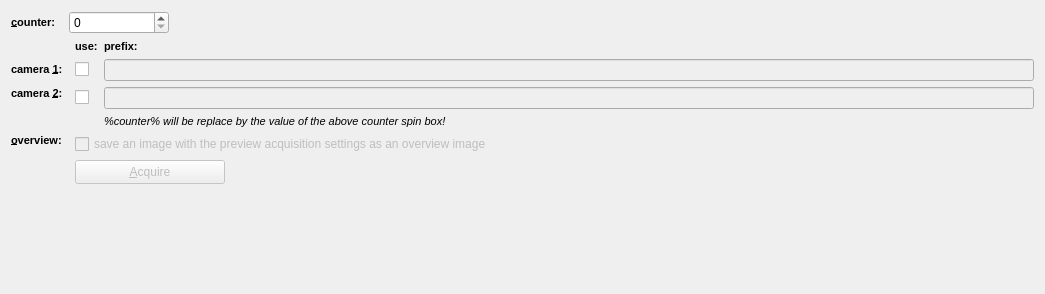
The window that plugins/spimb040/qfespimb040acquisitionconfigwidget2.ui (jkriege2/QuickFit3) describes before a commit, drawn with Qt 5.
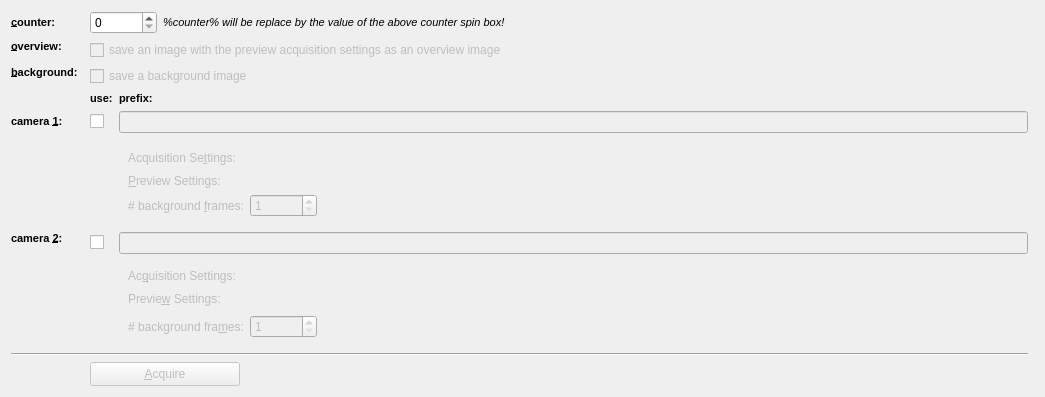
The same window after the commit. Icons and pictures are not drawn. Custom widgets are drawn as their Qt base class.

Patch:
```diff
--- a/plugins/spimb040/qfespimb040acquisitionconfigwidget2.ui
+++ b/plugins/spimb040/qfespimb040acquisitionconfigwidget2.ui
@@ -7,7 +7,7 @@
     <x>0</x>
     <y>0</y>
     <width>1045</width>
-    <height>294</height>
+    <height>380</height>
    </rect>
   </property>
   <property name="windowTitle">
@@ -28,20 +28,7 @@
      </property>
     </widget>
    </item>
-   <item row="0" column="1" colspan="3">
-    <widget class="QSpinBox" name="spinCounter">
-     <property name="maximumSize">
-      <size>
-       <width>100</width>
-       <height>16777215</height>
-      </size>
-     </property>
-     <property name="maximum">
-      <number>1000000</number>
-     </property>
-    </widget>
-   </item>
-   <item row="2" column="0">
+   <item row="4" column="0">
     <widget class="QLabel" name="label_5">
      <property name="text">
       <string>&lt;!DOCTYPE HTML PUBLIC &quot;-//W3C//DTD HTML 4.0//EN&quot; &quot;http://www.w3.org/TR/REC-html40/strict.dtd&quot;&gt;
@@ -55,7 +42,7 @@
      </property>
     </widget>
    </item>
-   <item row="3" column="0" colspan="2">
+   <item row="6" column="0" colspan="2">
     <widget class="QLabel" name="label_6">
      <property name="text">
       <string>&lt;!DOCTYPE HTML PUBLIC &quot;-//W3C//DTD HTML 4.0//EN&quot; &quot;http://www.w3.org/TR/REC-html40/strict.dtd&quot;&gt;
@@ -72,21 +59,21 @@
      </property>
     </widget>
    </item>
-   <item row="3" column="2">
+   <item row="6" column="2">
     <widget class="QCheckBox" name="chkUse2">
      <property name="text">
       <string/>
      </property>
     </widget>
    </item>
-   <item row="2" column="2">
+   <item row="4" column="2">
     <widget class="QCheckBox" name="chkUse1">
      <property name="text">
       <string/>
      </property>
     </widget>
    </item>
-   <item row="1" column="2">
+   <item row="3" column="2">
     <widget class="QLabel" name="label_3">
      <property name="text">
       <string>&lt;!DOCTYPE HTML PUBLIC &quot;-//W3C//DTD HTML 4.0//EN&quot; &quot;http://www.w3.org/TR/REC-html40/strict.dtd&quot;&gt;
@@ -97,7 +84,7 @@
      </property>
     </widget>
    </item>
-   <item row="1" column="3">
+   <item row="3" column="3">
     <widget class="QLabel" name="label_4">
      <property name="text">
       <string>&lt;!DOCTYPE HTML PUBLIC &quot;-//W3C//DTD HTML 4.0//EN&quot; &quot;http://www.w3.org/TR/REC-html40/strict.dtd&quot;&gt;
@@ -108,49 +95,21 @@
      </property>
     </widget>
    </item>
-   <item row="2" column="3">
+   <item row="4" column="3">
     <widget class="QLineEdit" name="edtPrefix1">
      <property name="enabled">
       <bool>false</bool>
      </property>
     </widget>
    </item>
-   <item row="3" column="3">
+   <item row="6" column="3">
     <widget class="QLineEdit" name="edtPrefix2">
      <property name="enabled">
       <bool>false</bool>
      </property>
     </widget>
    </item>
-   <item row="4" column="3">
-    <widget class="QLabel" name="label_7">
-     <property name="text">
-      <string>&lt;!DOCTYPE HTML PUBLIC &quot;-//W3C//DTD HTML 4.0//EN&quot; &quot;http://www.w3.org/TR/REC-html40/strict.dtd&quot;&gt;
-&lt;html&gt;&lt;head&gt;&lt;meta name=&quot;qrichtext&quot; content=&quot;1&quot; /&gt;&lt;style type=&quot;text/css&quot;&gt;
-p, li { white-space: pre-wrap; }
-&lt;/style&gt;&lt;/head&gt;&lt;body style=&quot; font-family:'MS Shell Dlg 2'; font-size:8.25pt; font-weight:400; font-style:normal;&quot;&gt;
-&lt;p style=&quot; margin-top:0px; margin-bottom:0px; margin-left:0px; margin-right:0px; -qt-block-indent:0; text-indent:0px;&quot;&gt;&lt;span style=&quot; font-style:italic;&quot;&gt;%counter% will be replace by the value of the above counter spin box!&lt;/span&gt;&lt;/p&gt;&lt;/body&gt;&lt;/html&gt;</string>
-     </property>
-    </widget>
-   </item>
-   <item row="5" column="0">
-    <widget class="QLabel" name="label_8">
-     <property name="text">
-      <string>&lt;!DOCTYPE HTML PUBLIC &quot;-//W3C//DTD HTML 4.0//EN&quot; &quot;http://www.w3.org/TR/REC-html40/strict.dtd&quot;&gt;
-&lt;html&gt;&lt;head&gt;&lt;meta name=&quot;qrichtext&quot; content=&quot;1&quot; /&gt;&lt;style type=&quot;text/css&quot;&gt;
-p, li { white-space: pre-wrap; }
-&lt;/style&gt;&lt;/head&gt;&lt;body style=&quot; font-family:'MS Shell Dlg 2'; font-size:8.25pt; font-weight:400; font-style:normal;&quot;&gt;
-&lt;p style=&quot; margin-top:0px; margin-bottom:0px; margin-left:0px; margin-right:0px; -qt-block-indent:0; text-indent:0px;&quot;&gt;&lt;span style=&quot; font-size:8pt; font-weight:600;&quot;&gt;&amp;amp;overview:&lt;/span&gt;&lt;/p&gt;&lt;/body&gt;&lt;/html&gt;</string>
-     </property>
-     <property name="alignment">
-      <set>Qt::AlignLeading|Qt::AlignLeft|Qt::AlignTop</set>
-     </property>
-     <property name="buddy">
-      <cstring>chkOverview</cstring>
-     </property>
-    </widget>
-   </item>
-   <item row="6" column="2" colspan="2">
+   <item row="11" column="2" colspan="2">
     <widget class="QPushButton" name="btnAcquire">
      <property name="enabled">
       <bool>false</bool>
@@ -176,17 +135,7 @@
      </property>
     </widget>
    </item>
-   <item row="5" column="2" colspan="2">
-    <widget class="QCheckBox" name="chkOverview">
-     <property name="enabled">
-      <bool>false</bool>
-     </property>
-     <property name="text">
-      <string>save an image with the preview acquisition settings as an overview image</string>
-     </property>
-    </widget>
-   </item>
-   <item row="7" column="2">
+   <item row="12" column="2">
     <spacer name="verticalSpacer">
      <property name="orientation">
       <enum>Qt::Vertical</enum>
@@ -199,8 +148,282 @@
      </property>
     </spacer>
    </item>
+   <item row="1" column="0">
+    <widget class="QLabel" name="label_8">
+     <property name="text">
+      <string>&lt;!DOCTYPE HTML PUBLIC &quot;-//W3C//DTD HTML 4.0//EN&quot; &quot;http://www.w3.org/TR/REC-html40/strict.dtd&quot;&gt;
+&lt;html&gt;&lt;head&gt;&lt;meta name=&quot;qrichtext&quot; content=&quot;1&quot; /&gt;&lt;style type=&quot;text/css&quot;&gt;
+p, li { white-space: pre-wrap; }
+&lt;/style&gt;&lt;/head&gt;&lt;body style=&quot; font-family:'MS Shell Dlg 2'; font-size:8.25pt; font-weight:400; font-style:normal;&quot;&gt;
+&lt;p style=&quot; margin-top:0px; margin-bottom:0px; margin-left:0px; margin-right:0px; -qt-block-indent:0; text-indent:0px;&quot;&gt;&lt;span style=&quot; font-size:8pt; font-weight:600;&quot;&gt;&amp;amp;overview:&lt;/span&gt;&lt;/p&gt;&lt;/body&gt;&lt;/html&gt;</string>
+     </property>
+     <property name="alignment">
+      <set>Qt::AlignLeading|Qt::AlignLeft|Qt::AlignTop</set>
+     </property>
+     <property name="buddy">
+      <cstring>chkOverview</cstring>
+     </property>
+    </widget>
+   </item>
+   <item row="1" column="2" colspan="2">
+    <widget class="QCheckBox" name="chkOverview">
+     <property name="enabled">
+      <bool>false</bool>
+     </property>
+     <property name="text">
+      <string>save an image with the preview acquisition settings as an overview image</string>
+     </property>
+    </widget>
+   </item>
+   <item row="2" column="0">
+    <widget class="QLabel" name="label_12">
+     <property name="text">
+      <string>&lt;!DOCTYPE HTML PUBLIC &quot;-//W3C//DTD HTML 4.0//EN&quot; &quot;http://www.w3.org/TR/REC-html40/strict.dtd&quot;&gt;
+&lt;html&gt;&lt;head&gt;&lt;meta name=&quot;qrichtext&quot; content=&quot;1&quot; /&gt;&lt;style type=&quot;text/css&quot;&gt;
+p, li { white-space: pre-wrap; }
+&lt;/style&gt;&lt;/head&gt;&lt;body style=&quot; font-family:'MS Shell Dlg 2'; font-size:8.25pt; font-weight:400; font-style:normal;&quot;&gt;
+&lt;p style=&quot; margin-top:0px; margin-bottom:0px; margin-left:0px; margin-right:0px; -qt-block-indent:0; text-indent:0px;&quot;&gt;&lt;span style=&quot; font-size:8pt; font-weight:600;&quot;&gt;&amp;amp;background:&lt;/span&gt;&lt;/p&gt;&lt;/body&gt;&lt;/html&gt;</string>
+     </property>
+     <property name="alignment">
+      <set>Qt::AlignLeading|Qt::AlignLeft|Qt::AlignTop</set>
+     </property>
+     <property name="buddy">
+      <cstring>chkBackground</cstring>
+     </property>
+    </widget>
+   </item>
+   <item row="2" column="2" colspan="2">
+    <widget class="QCheckBox" name="chkBackground">
+     <property name="enabled">
+      <bool>false</bool>
+     </property>
+     <property name="text">
+      <string>save a background image</string>
+     </property>
+    </widget>
+   </item>
+   <item row="0" column="2" colspan="3">
+    <layout class="QHBoxLayout" name="horizontalLayout_4">
+     <item>
+      <widget class="QSpinBox" name="spinCounter">
+       <property name="maximumSize">
+        <size>
+         <width>100</width>
+         <height>16777215</height>
+        </size>
+       </property>
+       <property name="maximum">
+        <number>1000000</number>
+       </property>
+      </widget>
+     </item>
+     <item>
+      <widget class="QLabel" name="label_7">
+       <property name="text">
+        <string>&lt;!DOCTYPE HTML PUBLIC &quot;-//W3C//DTD HTML 4.0//EN&quot; &quot;http://www.w3.org/TR/REC-html40/strict.dtd&quot;&gt;
+&lt;html&gt;&lt;head&gt;&lt;meta name=&quot;qrichtext&quot; content=&quot;1&quot; /&gt;&lt;style type=&quot;text/css&quot;&gt;
+p, li { white-space: pre-wrap; }
+&lt;/style&gt;&lt;/head&gt;&lt;body style=&quot; font-family:'MS Shell Dlg 2'; font-size:8.25pt; font-weight:400; font-style:normal;&quot;&gt;
+&lt;p style=&quot; margin-top:0px; margin-bottom:0px; margin-left:0px; margin-right:0px; -qt-block-indent:0; text-indent:0px;&quot;&gt;&lt;span style=&quot; font-style:italic;&quot;&gt;%counter% will be replace by the value of the above counter spin box!&lt;/span&gt;&lt;/p&gt;&lt;/body&gt;&lt;/html&gt;</string>
+       </property>
+      </widget>
+     </item>
+     <item>
+      <spacer name="horizontalSpacer_5">
+       <property name="orientation">
+        <enum>Qt::Horizontal</enum>
+       </property>
+       <property name="sizeHint" stdset="0">
+        <size>
+         <width>40</width>
+         <height>20</height>
+        </size>
+       </property>
+      </spacer>
+     </item>
+    </layout>
+   </item>
+   <item row="10" column="0" colspan="4">
+    <widget class="Line" name="line">
+     <property name="orientation">
+      <enum>Qt::Horizontal</enum>
+     </property>
+    </widget>
+   </item>
+   <item row="7" column="3">
+    <widget class="QWidget" name="widCam2Settings2" native="true">
+     <property name="enabled">
+      <bool>false</bool>
+     </property>
+     <layout class="QGridLayout" name="widCam2Settings">
+      <item row="0" column="0">
+       <widget class="QLabel" name="label_9">
+        <property name="text">
+         <string>Ac&amp;quisition Settings:</string>
+        </property>
+        <property name="buddy">
+         <cstring>cmbAcquisitionSettings2</cstring>
+        </property>
+       </widget>
+      </item>
+      <item row="1" column="1" colspan="2">
+       <widget class="QFCameraConfigEditorWidget" name="cmbPreviewSettings2" native="true">
+        <property name="focusPolicy">
+         <enum>Qt::TabFocus</enum>
+        </property>
+       </widget>
+      </item>
+      <item row="0" column="1" colspan="2">
+       <widget class="QFCameraConfigEditorWidget" name="cmbAcquisitionSettings2" native="true">
+        <property name="focusPolicy">
+         <enum>Qt::TabFocus</enum>
+        </property>
+       </widget>
+      </item>
+      <item row="1" column="0">
+       <widget class="QLabel" name="labPreview2">
+        <property name="text">
+         <string>Previe&amp;w Settings:</string>
+        </property>
+        <property name="buddy">
+         <cstring>cmbPreviewSettings2</cstring>
+        </property>
+       </widget>
+      </item>
+      <item row="2" column="0">
+       <widget class="QLabel" name="labPreviewFrames2">
+        <property name="text">
+         <string># background fra&amp;mes:</string>
+        </property>
+        <property name="buddy">
+         <cstring>spinBackgroundFrames2</cstring>
+        </property>
+       </widget>
+      </item>
+      <item row="2" column="1">
+       <widget class="QSpinBox" name="spinBackgroundFrames2">
+        <property name="maximumSize">
+         <size>
+          <width>150</width>
+          <height>16777215</height>
+         </size>
+        </property>
+        <property name="minimum">
+         <number>1</number>
+        </property>
+        <property name="maximum">
+         <number>10000000</number>
+        </property>
+       </widget>
+      </item>
+      <item row="1" column="3">
+       <spacer name="horizontalSpacer_2">
+        <property name="orientation">
+         <enum>Qt::Horizontal</enum>
+        </property>
+        <property name="sizeHint" stdset="0">
+         <size>
+          <width>40</width>
+          <height>20</height>
+         </size>
+        </property>
+       </spacer>
+      </item>
+     </layout>
+    </widget>
+   </item>
+   <item row="5" column="3">
+    <widget class="QWidget" name="widCam2Settings1" native="true">
+     <property name="enabled">
+      <bool>false</bool>
+     </property>
+     <layout class="QGridLayout" name="gridLayout_2">
+      <item row="1" column="1" colspan="2">
+       <widget class="QFCameraConfigEditorWidget" name="cmbPreviewSettings1" native="true">
+        <property name="focusPolicy">
+         <enum>Qt::TabFocus</enum>
+        </property>
+       </widget>
+      </item>
+      <item row="0" column="0">
+       <widget class="QLabel" name="label">
+        <property name="text">
+         <string>Acquisition Se&amp;ttings:</string>
+        </property>
+        <property name="buddy">
+         <cstring>cmbAcquisitionSettings1</cstring>
+        </property>
+       </widget>
+      </item>
+      <item row="0" column="1" colspan="2">
+       <widget class="QFCameraConfigEditorWidget" name="cmbAcquisitionSettings1" native="true">
+        <property name="focusPolicy">
+         <enum>Qt::TabFocus</enum>
+        </property>
+       </widget>
+      </item>
+      <item row="1" column="0">
+       <widget class="QLabel" name="labPreview1">
+        <property name="text">
+         <string>&amp;Preview Settings:</string>
+        </property>
+        <property name="buddy">
+         <cstring>cmbPreviewSettings1</cstring>
+        </property>
+       </widget>
+      </item>
+      <item row="2" column="0">
+       <widget class="QLabel" name="labPreviewFrames1">
+        <property name="text">
+         <string># background &amp;frames:</string>
+        </property>
+        <property name="buddy">
+         <cstring>spinBackgroundFrames1</cstring>
+        </property>
+       </widget>
+      </item>
+      <item row="2" column="1">
+       <widget class="QSpinBox" name="spinBackgroundFrames1">
+        <property name="maximumSize">
+         <size>
+          <width>150</width>
+          <height>16777215</height>
+         </size>
+        </property>
+        <property name="minimum">
+         <number>1</number>
+        </property>
+        <property name="maximum">
+         <number>10000000</number>
+        </property>
+       </widget>
+      </item>
+      <item row="0" column="3">
+       <spacer name="horizontalSpacer">
+        <property name="orientation">
+         <enum>Qt::Horizontal</enum>
+        </property>
+        <property name="sizeHint" stdset="0">
+         <size>
+          <width>40</width>
+          <height>20</height>
+         </size>
+        </property>
+       </spacer>
+      </item>
+     </layout>
+    </widget>
+   </item>
   </layout>
  </widget>
+ <customwidgets>
+  <customwidget>
+   <class>QFCameraConfigEditorWidget</class>
+   <extends>QWidget</extends>
+   <header>qfcameraconfigcombobox.h</header>
+   <container>1</container>
+  </customwidget>
+ </customwidgets>
  <tabstops>
   <tabstop>spinCounter</tabstop>
   <tabstop>chkUse1</tabstop>
```
Left out of the diff: 9 changed lines with no effect on the pictures.
